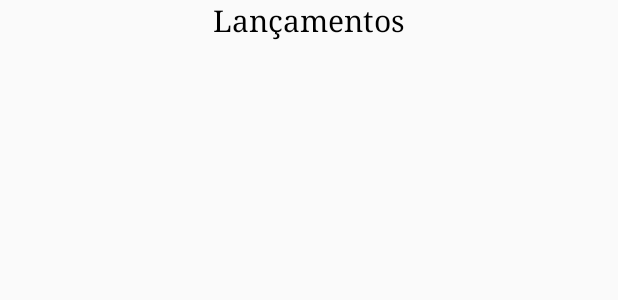
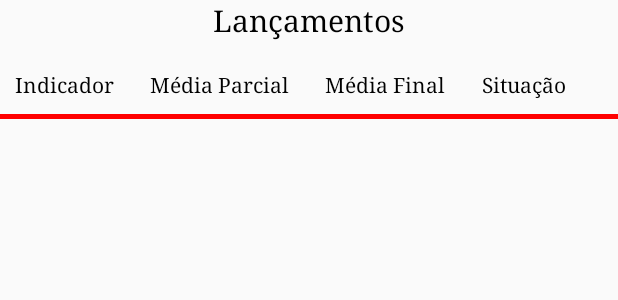
Before and after one commit to MattheusB/Pibici, an Android app: the layout activity_table.xml on its own in the app's theme, with its tools: preview values and no code run, on a phone screen of 412 x 824 dp. Shown: the top 300 px of the screen. Run offline under Robolectric (Android 15) with nearby library versions, the phone set to English and light mode, and no system bars.

Commit message:
Criação de uma parte do servidor com as devidas configurações no app, criação da tabela, pequenas modificações no layout da table_activity. Faltando salvar na tabela (funções no servidor basicamente implementadas)

```diff
--- a/Pibiti/app/src/main/AndroidManifest.xml
+++ b/Pibiti/app/src/main/AndroidManifest.xml
@@ -23,4 +23,6 @@
         <activity android:name=".activity.MainActivity"></activity>
     </application>
 
+    <uses-permission android:name="android.permission.INTERNET"/>
+
 </manifest>
--- a/Pibiti/app/src/main/res/layout/activity_table.xml
+++ b/Pibiti/app/src/main/res/layout/activity_table.xml
@@ -1,7 +1,8 @@
 <?xml version="1.0" encoding="utf-8"?>
-<RelativeLayout xmlns:android="http://schemas.android.com/apk/res/android"
+<LinearLayout xmlns:android="http://schemas.android.com/apk/res/android"
     xmlns:app="http://schemas.android.com/apk/res-auto"
     xmlns:tools="http://schemas.android.com/tools"
+    android:orientation="vertical"
     android:layout_width="match_parent"
     android:layout_height="match_parent"
     tools:context=".activity.TableActivity">
@@ -17,62 +18,56 @@
         android:textSize="20sp" />
 
 
-    <TextView
-        android:id="@+id/indicatorValue1ID"
+    <TableLayout
+        android:layout_marginTop="10dp"
+        android:id="@+id/table_layout"
         android:layout_width="match_parent"
-        android:layout_height="wrap_content"
-        android:layout_marginStart="16dp"
-        android:layout_marginEnd="16dp"
-        android:layout_below="@id/releaseID"
-        />
+        android:layout_height="wrap_content">
 
+        <TableRow
+            android:layout_height="wrap_content"
+            android:layout_width="match_parent"
+            android:id="@+id/table_row1"
+            android:padding="10dp">
 
-    <TextView
-        android:id="@+id/indicatorValue2ID"
-        android:layout_width="match_parent"
-        android:layout_height="wrap_content"
-        android:layout_marginStart="16dp"
-        android:layout_marginEnd="16dp"
-        android:layout_below="@id/indicatorValue1ID"
-        />
+            <TextView
+                android:id="@+id/indicator_name"
+                android:fontFamily="serif"
+                android:layout_height="wrap_content"
+                android:layout_width="match_parent"
+                android:layout_weight="1"
+                android:textColor="#000"
+                android:text="Indicador"/>
+            <TextView
+                android:id="@+id/partial_average"
+                android:textColor="#000"
+                android:fontFamily="serif"
+                android:layout_height="wrap_content"
+                android:layout_width="match_parent"
+                android:layout_weight="1"
+                android:text="Média Parcial"/>
+            <TextView
+                android:textColor="#000"
+                android:id="@+id/final_average"
+                android:fontFamily="serif"
+                android:layout_height="wrap_content"
+                android:layout_width="match_parent"
+                android:layout_weight="1"
+                android:text="Média Final"/>
+            <TextView
+                android:textColor="#000"
+                android:id="@+id/situation"
+                android:fontFamily="serif"
+                android:layout_height="wrap_content"
+                android:layout_width="match_parent"
+                android:layout_weight="1"
+                android:text="Situação"/>
 
-    <TextView
-        android:id="@+id/indicatorValue3ID"
-        android:layout_width="match_parent"
-        android:layout_height="wrap_content"
-        android:layout_marginStart="16dp"
-        android:layout_marginEnd="16dp"
-        android:layout_below="@id/indicatorValue2ID"
-        />
+        </TableRow>
+        <View
+            android:layout_height="3dip"
+            android:layout_width="match_parent"
+            android:background="#ff0000"/>
+    </TableLayout>
 
-    <TextView
-        android:id="@+id/indicatorValue4ID"
-        android:layout_width="match_parent"
-        android:layout_height="wrap_content"
-        android:layout_marginStart="16dp"
-        android:layout_marginEnd="16dp"
-        android:layout_below="@id/indicatorValue3ID"
-        />
-
-
-    <TextView
-        android:id="@+id/indicatorValue5ID"
-        android:layout_width="match_parent"
-        android:layout_height="wrap_content"
-        android:layout_marginStart="16dp"
-        android:layout_marginEnd="16dp"
-        android:layout_below="@id/indicatorValue4ID"
-        />
-
-
-    <TextView
-        android:id="@+id/indicatorValue6ID"
-        android:layout_width="match_parent"
-        android:layout_height="wrap_content"
-        android:layout_marginStart="16dp"
-        android:layout_marginEnd="16dp"
-        android:layout_below="@id/indicatorValue5ID"
-        />
-
-
-</RelativeLayout>
+</LinearLayout>
```
Also changed, not shown: Pibiti/app/src/main/java/com/example/mattheusbrito/pibiti/activity/FormActivity.java (+52 -2 lines), 12 other files.
